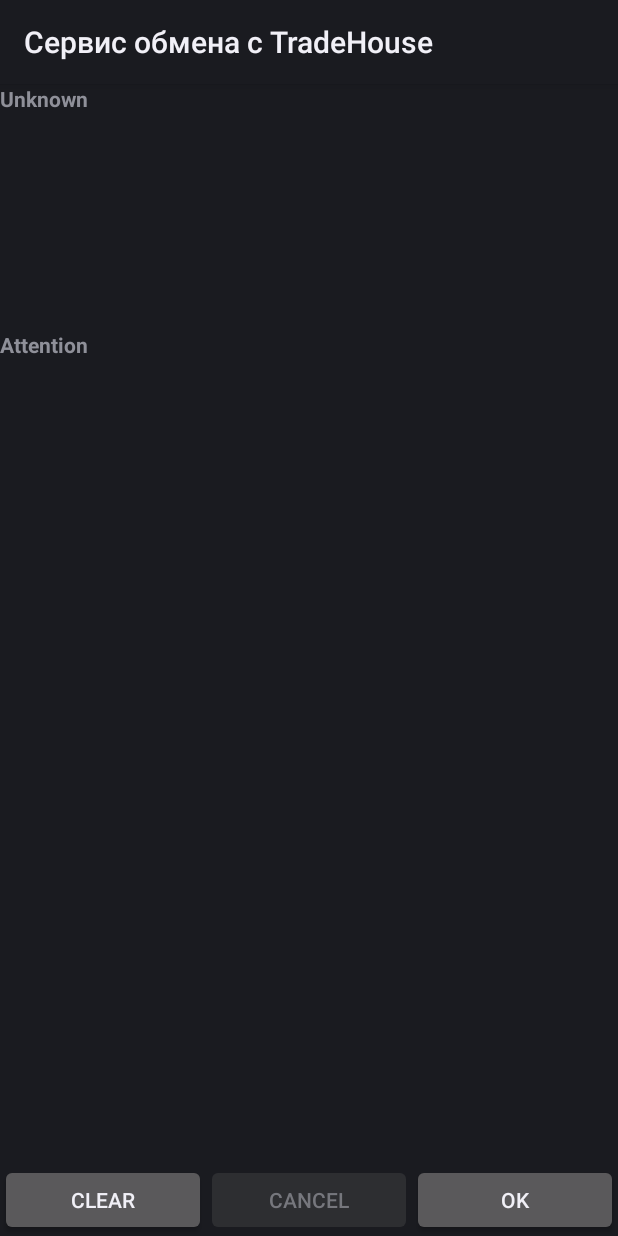
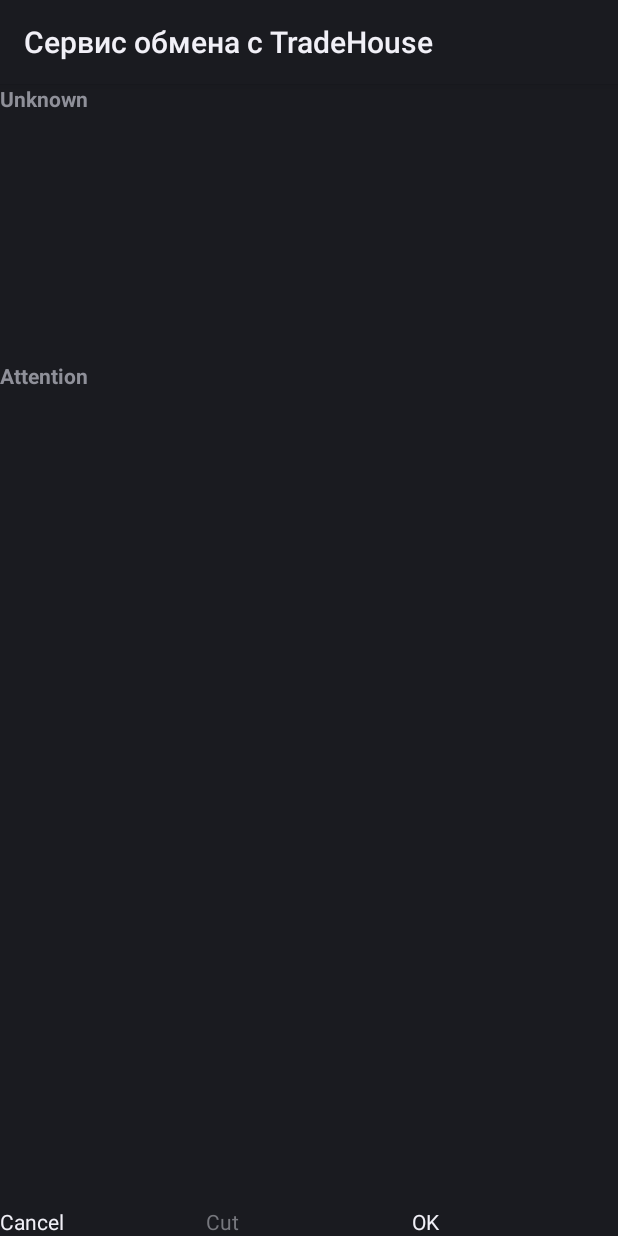
Before and after one commit to vodimed/TradeHouse, an Android app: the ServiceActivity screen opened directly, with no data from a screen before it, on a phone screen of 412 x 824 dp. Run offline under Robolectric (Android 15) with nearby library versions, the phone set to English and light mode, and no system bars; 1 statement that could not run was skipped.

Commit message:
настройка стилей

```diff
--- a/app/src/main/java/com/common/extensions/exchange/ServiceActivity.java
+++ b/app/src/main/java/com/common/extensions/exchange/ServiceActivity.java
@@ -306,13 +306,13 @@
             buttonClear = new Button(context);
             buttonClear.setLayoutParams(new LinearLayout.LayoutParams(
                     LayoutParams.MATCH_PARENT, LayoutParams.WRAP_CONTENT, 1.0f));
-            buttonClear.setText(russian ? "Очистить" : "Clear");
+            buttonClear.setText(android.R.string.cancel);
             layoutButtons.addView(buttonClear);
 
             buttonCancel = new Button(context);
             buttonCancel.setLayoutParams(new LinearLayout.LayoutParams(
                     LayoutParams.MATCH_PARENT, LayoutParams.WRAP_CONTENT, 1.0f));
-            buttonCancel.setText(android.R.string.cancel);
+            buttonCancel.setText(android.R.string.cut); // (russian ? "Снять" : "Remove")
             layoutButtons.addView(buttonCancel);
 
             final Button buttonClose = new Button(context);
--- a/app/src/main/res/values/styles.xml
+++ b/app/src/main/res/values/styles.xml
@@ -1,4 +1,10 @@
 <resources>
     <style name="AppTheme">
+        <item name="android:buttonStyle">@style/Widget</item>
     </style>
+
+    <style name="Widget">
+        <item name="android:textAppearance">?android:textAppearance</item>
+    </style>
+
 </resources>
```
Also changed, not shown: 1 other file.
